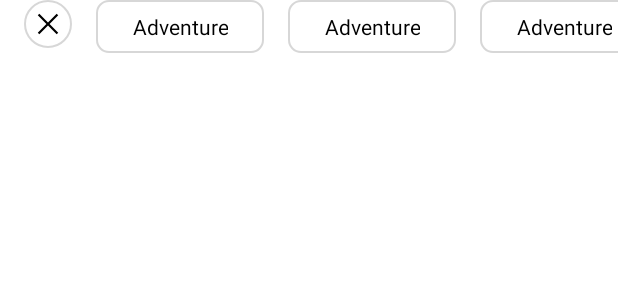
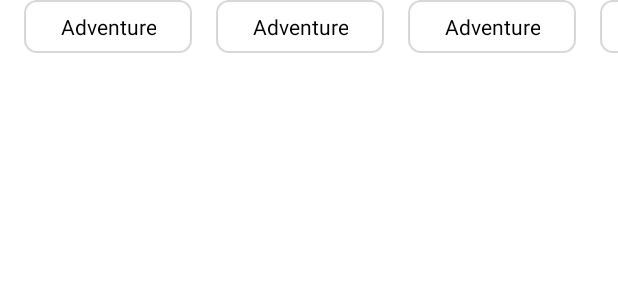
Before and after one commit to DevThurain/LibraryApp-Native, an Android app: the layout view_pod_book_list.xml on its own in the app's theme, with its tools: preview values and no code run, on a phone screen of 412 x 824 dp. Shown: the top 300 px of the screen. Run offline under Robolectric (Android 15) with nearby library versions, the phone set to English and light mode, and no system bars.

Commit message:
- complete category list

```diff
--- a/app/src/main/java/com/thurainx/libraryapp/delegate/CategoryDelegate.kt
+++ b/app/src/main/java/com/thurainx/libraryapp/delegate/CategoryDelegate.kt
@@ -5,4 +5,5 @@ import com.thurainx.libraryapp.data.vos.CategoryVO
 
 interface CategoryDelegate {
     fun onTapCategory(categoryVO: CategoryVO)
+    fun onTapClearCategory()
 }
--- a/app/src/main/java/com/thurainx/libraryapp/fragments/YourBooksFragment.kt
+++ b/app/src/main/java/com/thurainx/libraryapp/fragments/YourBooksFragment.kt
@@ -34,4 +34,8 @@ class YourBooksFragment : Fragment(), CategoryDelegate {
     override fun onTapCategory(categoryVO: CategoryVO) {
         vpYourBooks.updateData(categoryVO)
     }
+
+    override fun onTapClearCategory() {
+        vpYourBooks.clearData()
+    }
 }
--- a/app/src/main/java/com/thurainx/libraryapp/views/viewpods/BookListViewPod.kt
+++ b/app/src/main/java/com/thurainx/libraryapp/views/viewpods/BookListViewPod.kt
@@ -38,7 +38,6 @@ class BookListViewPod @JvmOverloads constructor(
 
     fun updateData(categoryVO: CategoryVO){
         mCategoryAdapter.updateItem(categoryVO)
-        btnCategoryClear.visibility = View.VISIBLE
     }
 
     fun clearData(){
@@ -48,16 +47,7 @@ class BookListViewPod @JvmOverloads constructor(
 
     override fun onFinishInflate() {
         super.onFinishInflate()
-
-        setupBtnClear()
-
     }
 
-    private fun setupBtnClear() {
-        btnCategoryClear.visibility = View.VISIBLE
-        btnCategoryClear.setOnClickListener {
-            clearData()
-            btnCategoryClear.visibility = View.GONE
-        }
-    }
+
 }
--- a/app/src/main/res/layout/view_pod_book_list.xml
+++ b/app/src/main/res/layout/view_pod_book_list.xml
@@ -5,33 +5,15 @@
     xmlns:app="http://schemas.android.com/apk/res-auto"
     xmlns:tools="http://schemas.android.com/tools">
 
-    <LinearLayout
+
+    <androidx.recyclerview.widget.RecyclerView
+        android:id="@+id/rvCategory"
         android:layout_width="match_parent"
         android:layout_height="wrap_content"
-        android:orientation="horizontal">
-
-        <androidx.appcompat.widget.AppCompatImageView
-            android:id="@+id/btnCategoryClear"
-            android:layout_width="@dimen/margin_xlarge"
-            android:layout_height="@dimen/margin_xlarge"
-            android:layout_marginStart="@dimen/margin_medium_2"
-            app:srcCompat="@drawable/ic_close"
-            android:background="@drawable/background_close"
-            android:padding="@dimen/margin_small"
-            android:visibility="visible"
-            />
-
-        <androidx.recyclerview.widget.RecyclerView
-            android:id="@+id/rvCategory"
-            android:layout_width="0dp"
-            android:layout_height="wrap_content"
-            android:layout_weight="1"
-            android:orientation="horizontal"
-            app:layoutManager="androidx.recyclerview.widget.LinearLayoutManager"
-            tools:itemCount="15"
-            tools:listitem="@layout/viewholder_category" />
-
-    </LinearLayout>
+        android:orientation="horizontal"
+        app:layoutManager="androidx.recyclerview.widget.LinearLayoutManager"
+        tools:itemCount="15"
+        tools:listitem="@layout/view_holder_category" />
 
 
 
```
Also changed, not shown: app/src/main/java/com/thurainx/libraryapp/adapters/CategoryAdapter.kt (+27 -12 lines), app/src/main/java/com/thurainx/libraryapp/viewholders/CategoryViewHolder.kt (+7 -1 lines), app/src/main/res/layout/view_category_clear.xml (added, +18 -0 lines), app/src/main/res/layout/view_holder_category.xml (renamed from app/src/main/res/layout/viewholder_category.xml).
